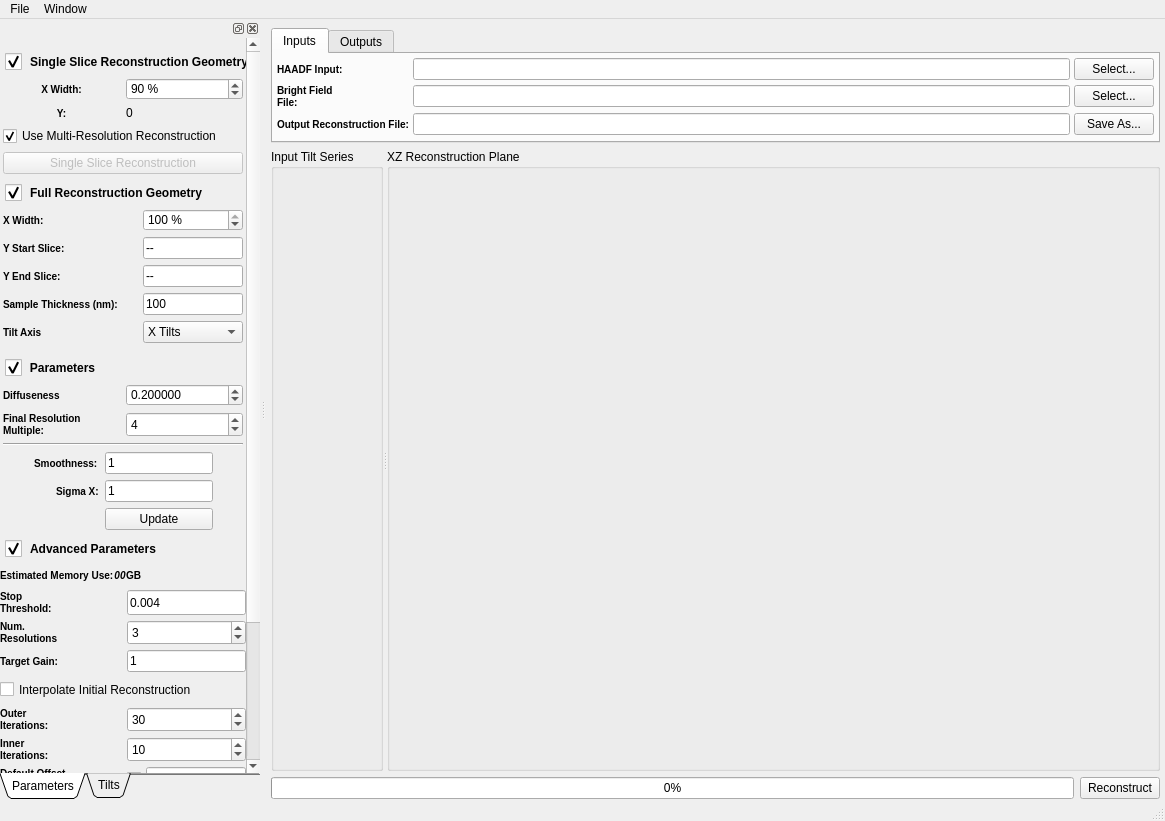
First picture: the form in Code/Applications/TomoGui/UI_Files/TomoGui.ui, repository OpenMBIR/OpenMBIR-TEM, before the edit.
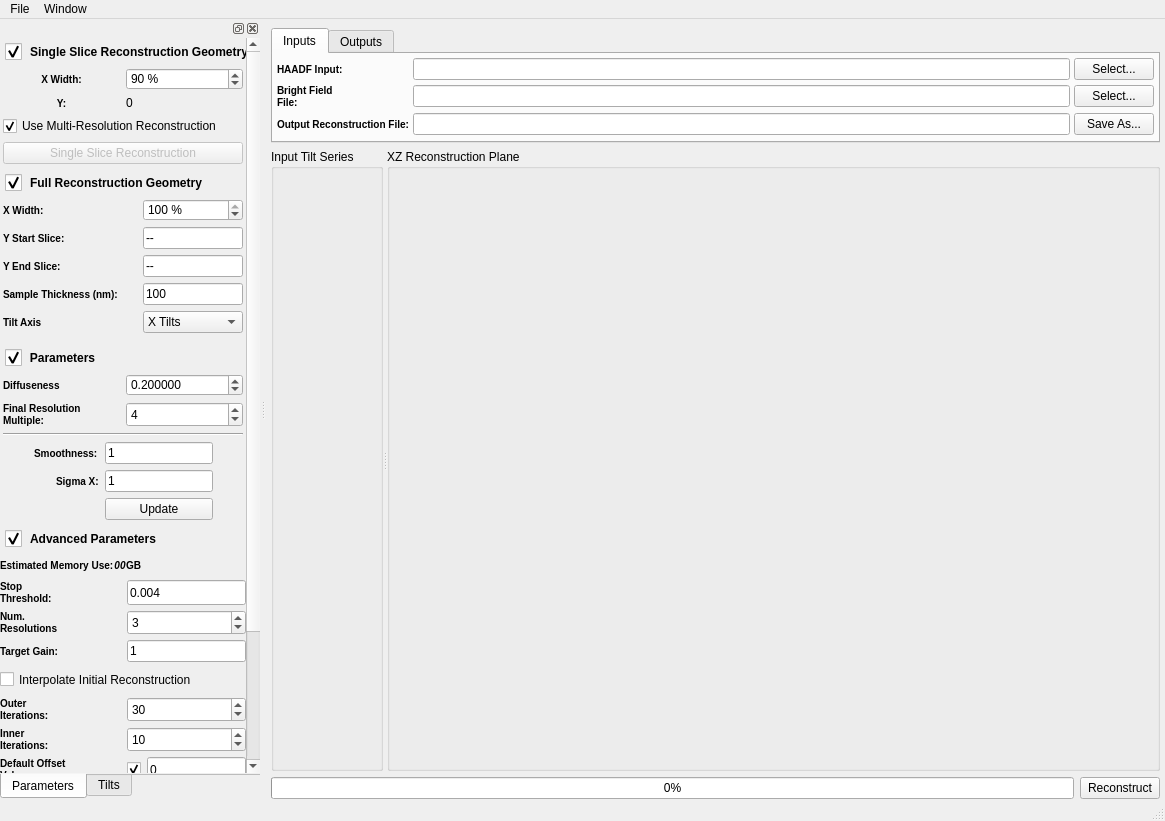
Second picture: the form after the edit. Icons and pictures are not drawn. Custom widgets are drawn as their Qt base class.

Commit message: Fixing the style sheet

Patch:
```diff
--- a/Code/Applications/TomoGui/UI_Files/TomoGui.ui
+++ b/Code/Applications/TomoGui/UI_Files/TomoGui.ui
@@ -498,7 +498,7 @@
         <enum>QTabWidget::South</enum>
        </property>
        <property name="tabShape">
-        <enum>QTabWidget::Triangular</enum>
+        <enum>QTabWidget::Rounded</enum>
        </property>
        <property name="currentIndex">
         <number>0</number>
@@ -542,26 +542,17 @@
              <rect>
               <x>0</x>
               <y>0</y>
-              <width>270</width>
-              <height>905</height>
+              <width>269</width>
+              <height>869</height>
              </rect>
             </property>
             <layout class="QVBoxLayout" name="verticalLayout_6">
              <property name="spacing">
               <number>5</number>
              </property>
-             <property name="leftMargin">
+             <property name="margin">
               <number>0</number>
              </property>
-             <property name="topMargin">
-              <number>10</number>
-             </property>
-             <property name="rightMargin">
-              <number>0</number>
-             </property>
-             <property name="bottomMargin">
-              <number>5</number>
-             </property>
              <item>
               <widget class="QDisclosableGroupBox" name="singleSliceGroupBox">
                <property name="styleSheet">
@@ -1548,7 +1539,7 @@
                 <item row="11" column="1">
                  <layout class="QHBoxLayout" name="horizontalLayout">
                   <property name="spacing">
-                   <number>-1</number>
+                   <number>6</number>
                   </property>
                   <item>
                    <widget class="QCheckBox" name="useDefaultOffset">
```
Left out of the diff: 15 changed lines with no effect on the pictures.
